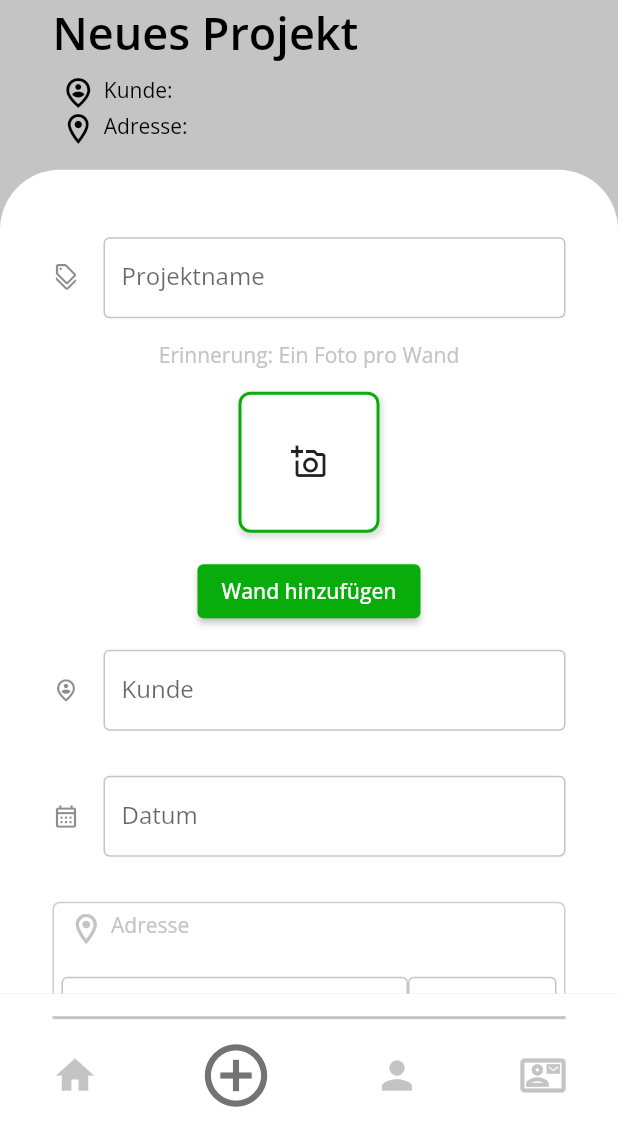
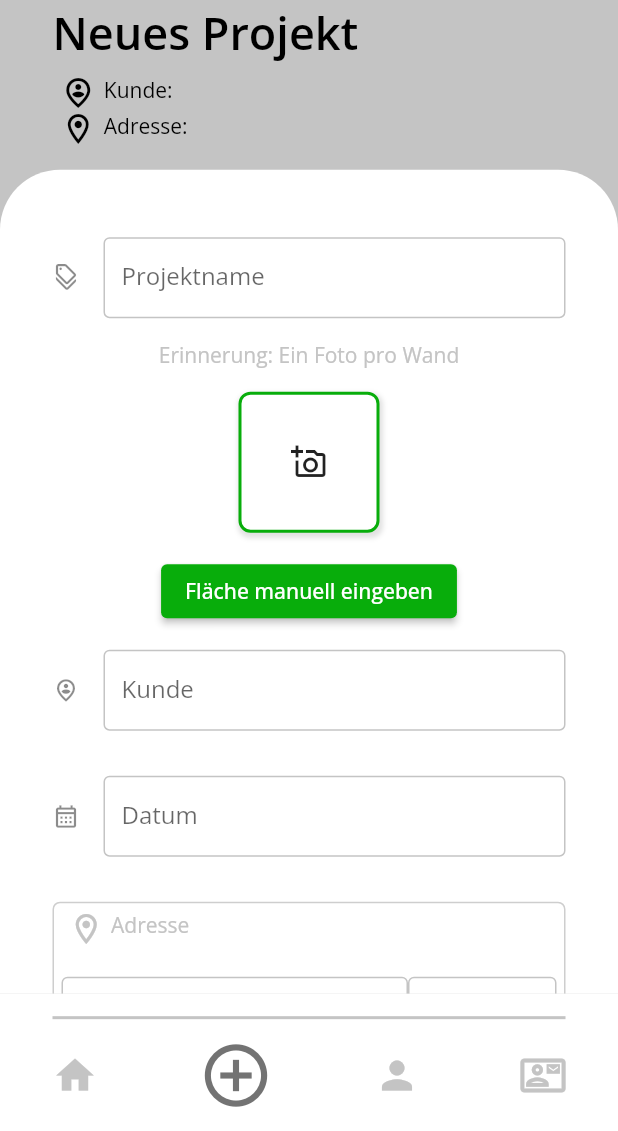
Before and after one commit to jmu-informationsystemsgroup/PJS_SS_22_KI_Materialbedarfsplanung, a Flutter app: the screen it shows after launch, item 2 of the bottom bar chosen, on a phone screen of 412 x 824 dp, the part 105-1236 px from its top. Run offline on Flutter 3.47's test engine with Material 2 defaults, Android fonts, the phone set to English and light mode, and no system bars; our stand-ins replace camera, full_screen_image_null_safe, google_fonts, image_picker, native_device_orientation and 2 more; missing offline and left inert: dart:ffi, downloads_path_provider_28, file_support, relative_scale; accounts and stored records are empty.

Commit message:
added edit walls to project view

```diff
--- a/frontend/prototype/lib/components/button_edit.dart
+++ b/frontend/prototype/lib/components/button_edit.dart
@@ -5,8 +5,8 @@ import '../styles/general.dart';
 
 class ButtonEdit extends StatelessWidget {
   bool textVisiblity;
-  Function() changeState;
-  ButtonEdit({required this.textVisiblity, required this.changeState});
+  Function() onClick;
+  ButtonEdit({required this.textVisiblity, required this.onClick});
 
   IconData getIcon() {
     if (textVisiblity) {
@@ -36,7 +36,7 @@ class ButtonEdit extends StatelessWidget {
           ),
         ),
         onTap: () {
-          changeState();
+          onClick();
         },
       ),
     );
--- a/frontend/prototype/lib/screens/create_new_project/mvp_walls.dart
+++ b/frontend/prototype/lib/components/input_walls.dart
@@ -8,21 +8,21 @@ import 'package:prototype/components/input_field.dart';
 import 'package:prototype/screens/create_new_project/_main_view.dart';
 import 'package:prototype/styles/general.dart';
 
-import '../../components/button_row_multiple_icons.dart';
-import '../../styles/container.dart';
+import 'button_row_multiple_icons.dart';
+import '../styles/container.dart';
 
-class MVPWalls extends StatefulWidget {
+class InputWalls extends StatefulWidget {
   Function(List<Wall>) outcomeWalls;
   List<Wall> editWalls;
-  MVPWalls({required this.outcomeWalls, this.editWalls = const []});
+  InputWalls({required this.outcomeWalls, this.editWalls = const []});
 
   @override
-  _MVPWalls createState() {
-    return _MVPWalls();
+  _InputWalls createState() {
+    return _InputWalls();
   }
 }
 
-class _MVPWalls extends State<MVPWalls> {
+class _InputWalls extends State<InputWalls> {
   final TextEditingController nameController = TextEditingController();
   bool addVisabilty = false;
   Map<int, Widget> walls = {};
@@ -131,7 +131,7 @@ class _MVPWalls extends State<MVPWalls> {
                   wall.name = text;
                   safeWall(wall);
                 },
-                labelText: "Name"),
+                labelText: ""),
           ),
           Expanded(
             flex: 3,
@@ -148,7 +148,7 @@ class _MVPWalls extends State<MVPWalls> {
                   }
                   safeWall(wall);
                 },
-                labelText: "Breite"),
+                labelText: ""),
           ),
           Expanded(
             flex: 3,
@@ -165,7 +165,7 @@ class _MVPWalls extends State<MVPWalls> {
                   }
                   safeWall(wall);
                 },
-                labelText: "Höhe"),
+                labelText: ""),
           ),
           Expanded(
             child: GestureDetector(
@@ -199,9 +199,13 @@ class _MVPWalls extends State<MVPWalls> {
       children: <Widget>[
         Visibility(
           visible: addVisabilty,
-          child: CustomContainerBorder(
           child: Column(
             children: [
+              Wrap(children: [
+                Text("Bezeichnung"),
+                Text("Breite"),
+                Text("Höhe")
+              ]),
               Column(
                 children: walls.values.toList(),
               ),
@@ -216,7 +220,6 @@ class _MVPWalls extends State<MVPWalls> {
             ],
           ),
         ),
-        ),
         Visibility(
           visible: switchVisablity(),
           child: ElevatedButton(
@@ -229,7 +232,7 @@ class _MVPWalls extends State<MVPWalls> {
                 },
               );
             },
-            child: const Text("Wand hinzufügen"),
+            child: const Text("Fläche manuell eingeben"),
           ),
         ),
       ],
--- a/frontend/prototype/lib/screens/load_project/_main_view.dart
+++ b/frontend/prototype/lib/screens/load_project/_main_view.dart
@@ -15,6 +15,7 @@ import 'package:prototype/screens/load_project/dashboard.dart';
 import 'package:prototype/screens/load_project/editor.dart';
 import 'package:prototype/components/gallery.dart';
 import 'package:prototype/components/navBar.dart';
+import 'package:prototype/screens/load_project/walls.dart';
 import 'package:prototype/screens/load_project/webshop_api.dart';
 import 'package:camera/camera.dart';
 import 'package:prototype/styles/container.dart';
@@ -479,7 +480,7 @@ class _ProjectViewState extends State<ProjectView> {
               */
                 ButtonEdit(
                   textVisiblity: !editorVisablity,
-                  changeState: () {
+                  onClick: () {
                     setState(() {
                       editorVisablity = changeBool(editorVisablity);
                     });
@@ -613,6 +614,7 @@ class _ProjectViewState extends State<ProjectView> {
                         child: Text("Speichere Bilder $state %"),
                       ),
                       AllData(content: content),
+                      Walls(content: content),
                     ],
                   ),
                 ),
--- a/frontend/prototype/lib/screens/load_project/webshop_api.dart
+++ b/frontend/prototype/lib/screens/load_project/webshop_api.dart
@@ -117,7 +117,7 @@ class _WebshopState extends State<Webshop> {
                     children: [
                       ButtonEdit(
                         textVisiblity: textVisiblity,
-                        changeState: () {
+                        onClick: () {
                           if (userComplete) {
                             setState(() {
                               textVisiblity = changeBool(textVisiblity);
--- a/frontend/prototype/lib/screens/profile/_main_view.dart
+++ b/frontend/prototype/lib/screens/profile/_main_view.dart
@@ -106,7 +106,7 @@ class _ProfileState extends State<Profile> {
             child: Column(children: [
               ButtonEdit(
                 textVisiblity: textVisiblity,
-                changeState: () {
+                onClick: () {
                   setState(() {
                     getUser();
                     textVisiblity = changeBool(textVisiblity);
--- a/frontend/prototype/lib/styles/container.dart
+++ b/frontend/prototype/lib/styles/container.dart
@@ -48,7 +48,7 @@ class ContainerStyles {
   static BoxDecoration getBoxDecoration(
       {Color color = const Color.fromARGB(255, 115, 115, 115)}) {
     return BoxDecoration(
-      border: Border.all(color: color, width: 2.0),
+      border: Border.all(color: color, width: 1.0),
       borderRadius: BorderRadius.all(Radius.circular(10)),
       color: Colors.white,
 
```
Also changed, not shown: frontend/prototype/lib/backend/data_base_functions.dart (+15 -6 lines), frontend/prototype/lib/screens/create_new_project/_main_view.dart (+12 -6 lines), frontend/prototype/lib/screens/load_project/walls.dart (added, +146 -0 lines). Lines whose indentation alone changed are shown as unchanged.
